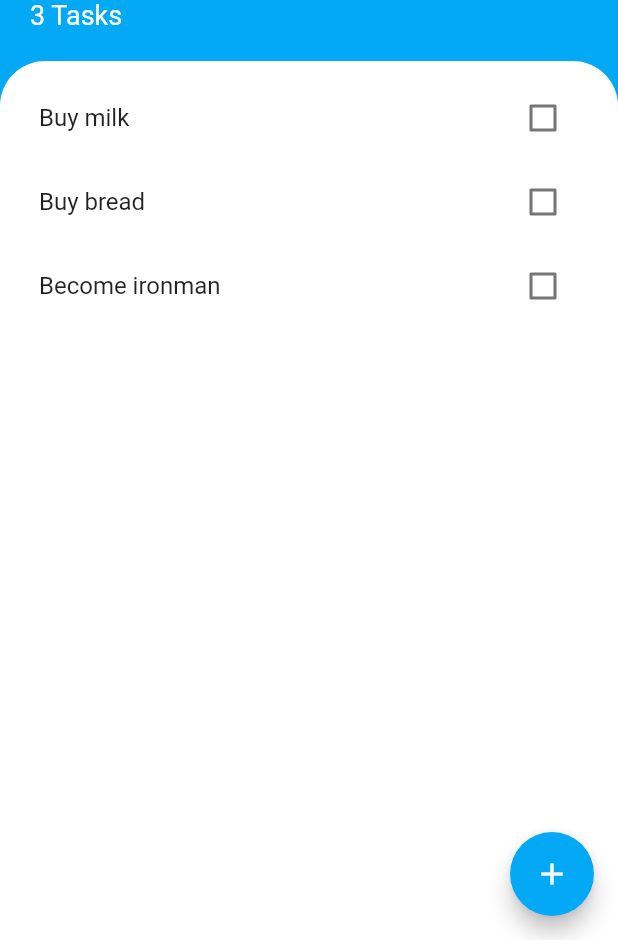
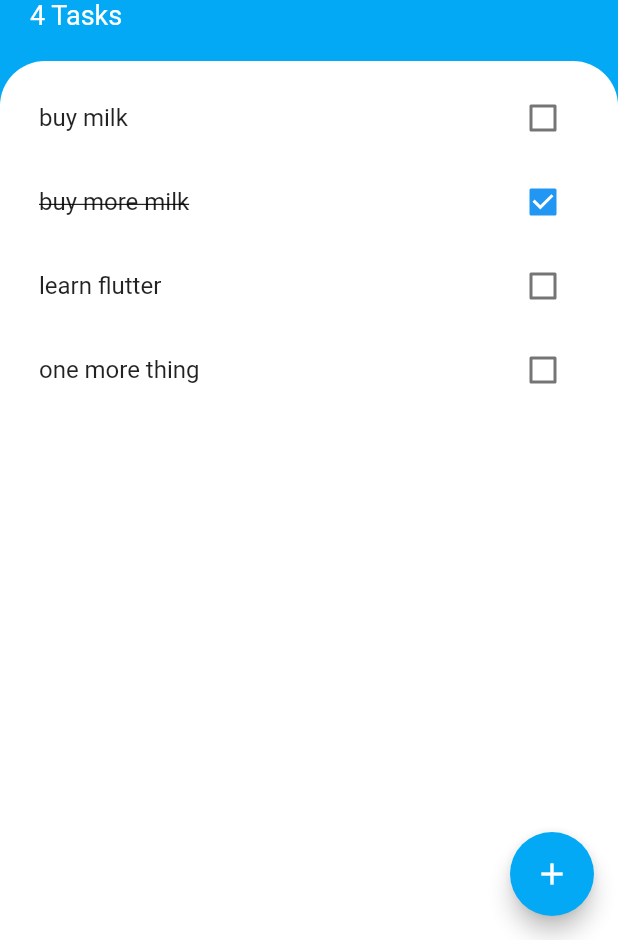
Before and after one commit to katratzi/todoey_flutter, a Flutter app: the screen it shows after launch, on a phone screen of 412 x 824 dp, the part 296-1236 px from its top. Run offline on Flutter 3.47's test engine with Material 2 defaults, Android fonts, the phone set to English and light mode, and no system bars.

Commit message:
using a provider for our task data.

```diff
--- a/lib/main.dart
+++ b/lib/main.dart
@@ -1,5 +1,7 @@
 import 'package:flutter/material.dart';
+import 'models/task.dart';
 import 'screens/tasks_screen.dart';
+import 'package:provider/provider.dart';
 
 void main() => runApp(MyApp());
 
@@ -7,7 +9,10 @@ class MyApp extends StatelessWidget {
   @override
   Widget build(BuildContext context) {
     return MaterialApp(
-      home: TasksScreen(),
+      home: ChangeNotifierProvider<TaskData>(
+        create: (context) => TaskData(),
+        child: TasksScreen(),
+      ),
     );
   }
 }
--- a/lib/models/task.dart
+++ b/lib/models/task.dart
@@ -1,4 +1,16 @@
-class Task {
+import 'package:flutter/foundation.dart';
+
+class TaskData with ChangeNotifier {
+  List<Task> _tasks = [
+    Task(name: 'buy milk', isDone: false),
+    Task(name: 'buy more milk', isDone: true),
+    Task(name: 'learn flutter', isDone: false),
+    Task(name: 'one more thing', isDone: false),
+  ];
+  List<Task> get tasks => _tasks;
+}
+
+class Task with ChangeNotifier {
   bool isDone;
   String name;
 
@@ -6,5 +18,6 @@ class Task {
 
   void toggleDone() {
     isDone = !isDone;
+    notifyListeners();
   }
 }
--- a/lib/screens/tasks_screen.dart
+++ b/lib/screens/tasks_screen.dart
@@ -1,4 +1,5 @@
 import 'package:flutter/material.dart';
+import 'package:provider/provider.dart';
 import 'package:todoey_flutter/models/task.dart';
 import 'package:todoey_flutter/widgets/tasks_list.dart';
 import 'add_task_screen.dart';
@@ -69,7 +70,7 @@ class _TasksScreenState extends State<TasksScreen> {
                   ),
                 ),
                 Text(
-                  '${tasks.length} Tasks',
+                  '${Provider.of<TaskData>(context, listen: true).tasks.length} Tasks',
                   style: TextStyle(
                     color: Colors.white,
                     fontSize: 18.0,
@@ -88,9 +89,7 @@ class _TasksScreenState extends State<TasksScreen> {
                 ),
               ),
               padding: EdgeInsets.symmetric(vertical: 10.0, horizontal: 10.0),
-              child: TasksList(
-                tasks: tasks,
-              ),
+              child: TasksList(),
             ),
           ),
         ],
--- a/lib/widgets/tasks_list.dart
+++ b/lib/widgets/tasks_list.dart
@@ -1,30 +1,23 @@
 import 'package:flutter/material.dart';
+import 'package:provider/provider.dart';
 import 'package:todoey_flutter/models/task.dart';
 import 'tasks_tile.dart';
 
-class TasksList extends StatefulWidget {
-  final List<Task> tasks;
-  TasksList({this.tasks});
-  @override
-  _TasksListState createState() => _TasksListState();
-}
+class TasksList extends StatelessWidget {
+  Widget build(BuildContext context) {
+// get our tasks from the provider
+    final TaskData tasks = Provider.of<TaskData>(context, listen: true);
 
-class _TasksListState extends State<TasksList> {
-  @override
-  Widget build(BuildContext context) {
     return ListView.builder(
       itemBuilder: (context, index) {
         return TasksTile(
-          taskTitle: widget.tasks[index].name,
-          isChecked: widget.tasks[index].isDone,
-          checkboxCallback: (isChecked) {
-            setState(() {
-              widget.tasks[index].toggleDone();
+            taskTitle: tasks.tasks[index].name,
+            isChecked: tasks.tasks[index].isDone,
+            checkboxCallback: (isChecked) {
+              tasks.tasks[index].toggleDone();
             });
-          },
-        );
       },
-      itemCount: widget.tasks.length,
+      itemCount: tasks.tasks.length,
     );
   }
 }
```
Also changed, not shown: pubspec.yaml (+1 -6 lines), pubspec.lock.
